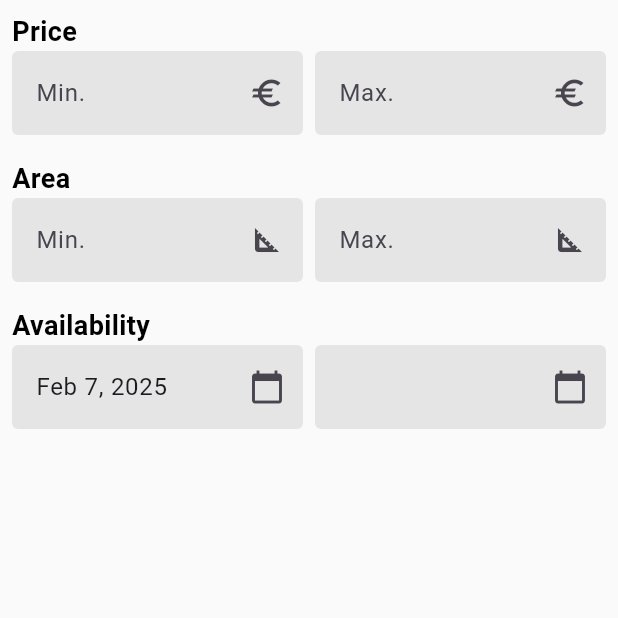
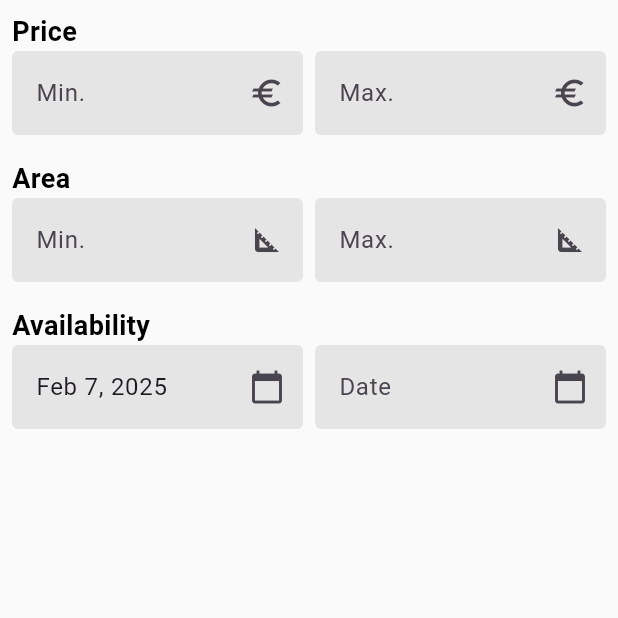
Before and after one commit to thisIsDanielJin/bnbscout24, a Flutter app: the screen it shows after launch, on a phone screen of 412 x 824 dp, the top half of it. Run offline on Flutter 3.47's test engine with Material 3 defaults, Android fonts, the light colour scheme and no system bars; our stand-ins replace font_awesome_flutter, shared_preferences.

Commit message:
store filter values in shared prefs

```diff
--- a/lib/components/text_input.dart
+++ b/lib/components/custom_text_input.dart
@@ -1,13 +1,16 @@
 import 'package:bnbscout24/constants/constants.dart';
 import 'package:flutter/material.dart';
+import 'package:flutter/services.dart';
 
-class TextInput extends StatelessWidget {
+class CustomTextInput extends StatelessWidget {
   final String? hint;
   final TextInputType? keyboardType;
   final TextEditingController? controller;
   final bool? readOnly;
   final Widget? suffixIcon;
-  const TextInput({super.key, this.hint, this.keyboardType, this.controller, this.readOnly, this.suffixIcon});
+  final ValueChanged<String>? onChanged;
+  final List<TextInputFormatter>? inputFormatters;
+  const CustomTextInput({super.key, this.hint, this.keyboardType, this.controller, this.readOnly, this.suffixIcon, this.onChanged, this.inputFormatters});
 
   @override
   Widget build(BuildContext context) {
@@ -15,6 +18,8 @@ class TextInput extends StatelessWidget {
       readOnly: readOnly ?? false,
       controller: controller,
       keyboardType: keyboardType,
+      onChanged: onChanged,
+      inputFormatters: inputFormatters,
       decoration: InputDecoration(
         suffixIcon: suffixIcon,
         fillColor: ColorPalette.lightGrey,
--- a/lib/components/date_input.dart
+++ b/lib/components/date_input.dart
@@ -1,4 +1,4 @@
-import 'package:bnbscout24/components/text_input.dart';
+import 'package:bnbscout24/components/custom_text_input.dart';
 import 'package:flutter/material.dart';
 import 'package:intl/intl.dart'; // For formatting dates
 
@@ -23,14 +23,6 @@ class DateInput extends StatefulWidget {
 class _DateInputState extends State<DateInput> {
   final TextEditingController _controller = TextEditingController();
 
-  @override
-  void initState() {
-    super.initState();
-    if (widget.initialDate != null) {
-      _controller.text = DateFormat.yMMMd().format(widget.initialDate!);
-    }
-  }
-
   void _selectDate(BuildContext context) async {
     final DateTime? pickedDate = await showDatePicker(
       context: context,
@@ -52,10 +44,15 @@ class _DateInputState extends State<DateInput> {
 
   @override
   Widget build(BuildContext context) {
+    if (widget.initialDate != null) {
+      _controller.text = DateFormat.yMMMd().format(widget.initialDate!);
+    }
+
     return GestureDetector(
       onTap: () => _selectDate(context),
       child: AbsorbPointer( // Prevents manual typing
-        child: TextInput(
+        child: CustomTextInput(
+          hint: "Date",
           controller: _controller,
           suffixIcon: Icon(Icons.calendar_today),
           readOnly: true, // Ensures the user cannot type into the field
--- a/lib/pages/filter_page.dart
+++ b/lib/pages/filter_page.dart
@@ -1,12 +1,26 @@
 import 'package:bnbscout24/components/button.dart';
 import 'package:bnbscout24/components/date_input.dart';
 import 'package:bnbscout24/components/form_input.dart';
-import 'package:bnbscout24/components/text_input.dart';
+import 'package:bnbscout24/components/custom_text_input.dart';
 import 'package:bnbscout24/constants/sizes.dart';
 import 'package:flutter/material.dart';
+import 'package:flutter/services.dart';
+import 'package:shared_preferences/shared_preferences.dart';
 import 'package:font_awesome_flutter/font_awesome_flutter.dart';
 
 class FilterPage extends StatefulWidget {
+  static String KEY_PRICE_MIN = "FilterPriceMin";
+  static String KEY_PRICE_MAX = "FilterPriceMax";
+
+  static String KEY_AREA_MIN = "FilterAreaMin";
+  static String KEY_AREA_MAX = "FilterAreaMax";
+
+  static String KEY_FROM_DATE = "FilterFromDate";
+  static String KEY_TO_DATE = "FilterToDate";
+
+
+
+
   const FilterPage({super.key});
 
   @override
@@ -14,8 +28,66 @@ class FilterPage extends StatefulWidget {
 }
 
 class _FilterPageState extends State<FilterPage> {
+  final TextEditingController priceMinController = TextEditingController();
+  final TextEditingController priceMaxController = TextEditingController();
+
+  final TextEditingController areaMinController = TextEditingController();
+  final TextEditingController areaMaxController = TextEditingController();
+
+  static DateTime? fromDate = DateTime.now();
+  static DateTime? toDate = null;
+
+  @override
+  void initState() {
+    super.initState();
+    _loadData();
+  }
+
+  Future<void> _loadData() async {
+    final prefs = await SharedPreferences.getInstance();
+
+    priceMinController.text = prefs.getDouble(FilterPage.KEY_PRICE_MIN)?.toString() ?? "";
+    priceMaxController.text = prefs.getDouble(FilterPage.KEY_PRICE_MAX)?.toString() ?? "";
+
+    areaMinController.text = prefs.getDouble(FilterPage.KEY_AREA_MIN)?.toString() ?? "";
+    areaMaxController.text = prefs.getDouble(FilterPage.KEY_AREA_MAX)?.toString() ?? "";
+
+    setState(() {
+
+      fromDate = DateTime.tryParse(prefs.getString(FilterPage.KEY_FROM_DATE) ?? "");
+      toDate = DateTime.tryParse(prefs.getString(FilterPage.KEY_TO_DATE) ?? "");
+    });
+  }
+
+  void addDoubleInputListener(TextEditingController controller, String key) {
+    controller.addListener(() async{
+      SharedPreferences prefs = await SharedPreferences.getInstance();
+      await prefs.setDouble(key, double.parse(controller.text));
+    });
+
+
+  }
+
+  void addDateInput(TextEditingController controller, String key) {
+    controller.addListener(() async{
+      SharedPreferences prefs = await SharedPreferences.getInstance();
+      await prefs.setDouble(key, double.parse(controller.text));
+    });
+
+
+  }
+
   @override
   Widget build(BuildContext context) {
+    addDoubleInputListener(priceMinController, FilterPage.KEY_PRICE_MIN);
+    addDoubleInputListener(priceMaxController, FilterPage.KEY_PRICE_MAX);
+
+    addDoubleInputListener(areaMinController, FilterPage.KEY_AREA_MIN);
+    addDoubleInputListener(areaMaxController, FilterPage.KEY_AREA_MAX);
+
+
+
+
     return Container(
       padding: EdgeInsets.fromLTRB(Sizes.paddingSmall, Sizes.paddingSmall, Sizes.paddingSmall, Sizes.navBarFullSize),
       child: Column(
@@ -23,14 +95,18 @@ class _FilterPageState extends State<FilterPage> {
           FormInput(
             label: "Price",
             children: [
-                TextInput(
+                CustomTextInput(
                   suffixIcon: Icon(Icons.euro),
                   keyboardType: TextInputType.numberWithOptions(decimal: true),
                   hint: "Min.",
+                  controller: priceMinController,
+                  inputFormatters: [FilteringTextInputFormatter.digitsOnly],
                 ),
-                TextInput(
+                CustomTextInput(
                   suffixIcon: Icon(Icons.euro),
                   keyboardType: TextInputType.numberWithOptions(decimal: true),
+                  inputFormatters: [FilteringTextInputFormatter.digitsOnly],
+                  controller: priceMaxController,
                   hint: "Max.",
                 )
               ],
@@ -38,14 +114,18 @@ class _FilterPageState extends State<FilterPage> {
            FormInput(
             label: "Area",
             children: [
-                TextInput(
+                CustomTextInput(
                   suffixIcon: Icon(Icons.square_foot),
                   keyboardType: TextInputType.numberWithOptions(),
+                  inputFormatters: [FilteringTextInputFormatter.digitsOnly],
+                  controller: areaMinController,
                   hint: "Min.",
                 ),
-                TextInput(
+                CustomTextInput(
                   suffixIcon: Icon(Icons.square_foot),
                   keyboardType: TextInputType.numberWithOptions(),
+                  inputFormatters: [FilteringTextInputFormatter.digitsOnly],
+                  controller: areaMaxController,
                   hint: "Max.",
                 )
               ],
@@ -54,20 +134,31 @@ class _FilterPageState extends State<FilterPage> {
             label: "Availability",
             children: [
                 DateInput(
-                  initialDate: DateTime.now(),
+                  initialDate: fromDate,
                   firstDate: DateTime.now(),
                   lastDate: DateTime.now().add(const Duration(days: 30 * 24)),
+                  onDateSelected: (date) async {
+                      SharedPreferences prefs = await SharedPreferences.getInstance();
+                      await prefs.setString(FilterPage.KEY_FROM_DATE, date.toIso8601String());
+                  },
                 ),
                 DateInput(
+                  initialDate: toDate,
                   firstDate: DateTime.now(),
                   lastDate: DateTime.now().add(const Duration(days: 30 * 24)),
+                  onDateSelected: (date) async {
+                      SharedPreferences prefs = await SharedPreferences.getInstance();
+                      await prefs.setString(FilterPage.KEY_TO_DATE, date.toIso8601String());
+                  },
                 )
               ],
           ),
           Spacer(),
           SizedBox(
               width: double.infinity,
-              child: PrimaryButton(text: "Apply", onPressed: () => print("HEO"))
+              child: PrimaryButton(text: "Apply", onPressed: () => {
+                Navigator.pop(context)
+              })
             ),
 
 
@@ -77,3 +168,17 @@ class _FilterPageState extends State<FilterPage> {
     ;
   }
 }
+
+class FilterPageResult {
+  final double? priceMin;
+  final double? priceMax;
+
+  final double? areaMin;
+  final double? areaMax;
+
+  final DateTime? from;
+  final DateTime? to;
+
+  const FilterPageResult({ this.priceMin, this.priceMax, this.areaMin, this.areaMax, this.from, this.to });
+
+}
--- a/pubspec.yaml
+++ b/pubspec.yaml
@@ -37,6 +37,7 @@ dependencies:
   cupertino_icons: ^1.0.8
   font_awesome_flutter: ^10.8.0
   floating_tabbar: ^1.0.3
+  shared_preferences: ^2.5.1
 
 dev_dependencies:
   flutter_test:
```
Also changed, not shown: lib/components/attributes/attributes.dart (added, +23 -0 lines), lib/pages/home_page.dart (+8 -5 lines), pubspec.lock, 7 other files.
